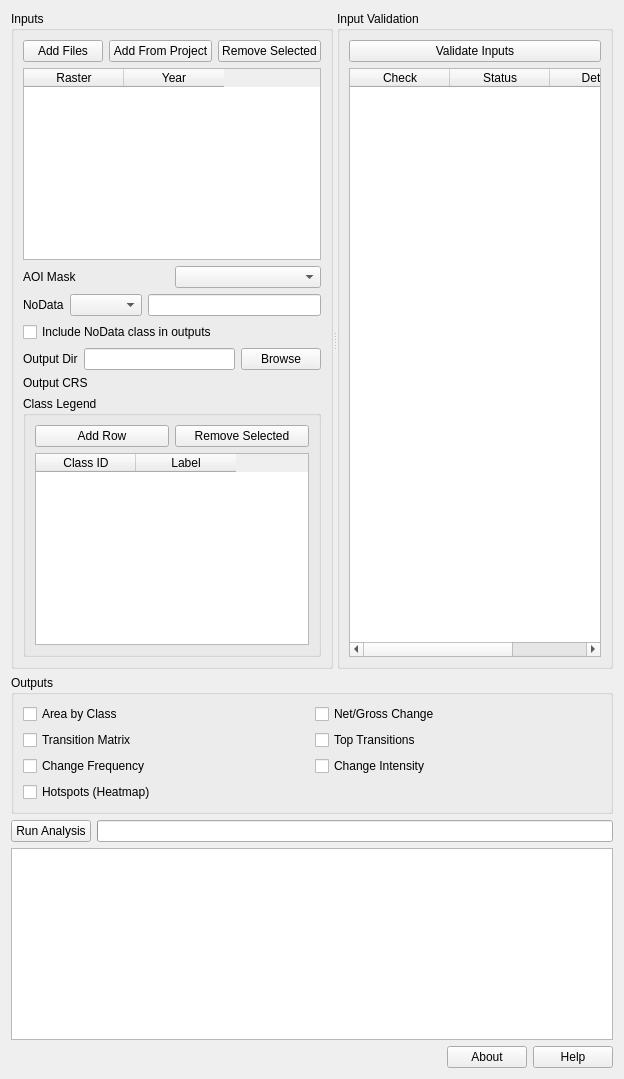
This is ui/dock.ui in raymukesh/spatiotemporal_lulc_analysis as Qt 5 draws it before an edit. The edited form follows.
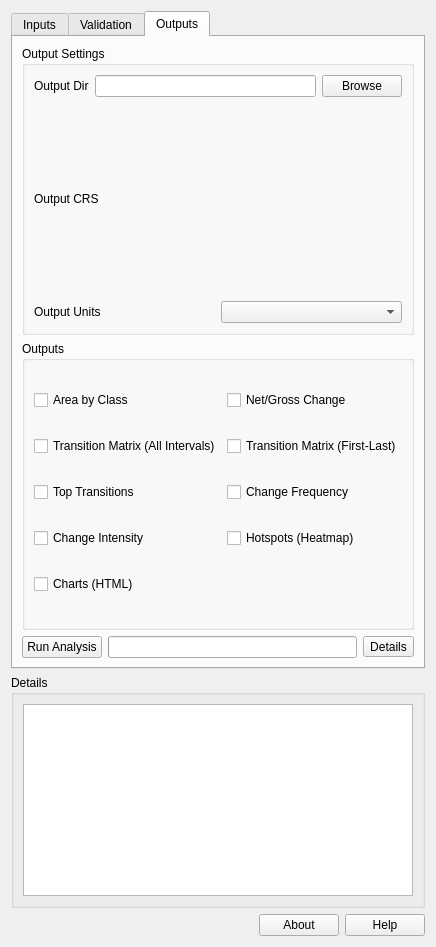
This is the edited form. The open tabs and pages were chosen to show the change.

Commit message: Update UI and chart exports; vendor Plotly

What changed in the file:
```diff
--- a/ui/dock.ui
+++ b/ui/dock.ui
@@ -4,18 +4,19 @@
  <widget class="QWidget" name="DockWidget">
   <layout class="QVBoxLayout" name="verticalLayout">
    <item>
-    <layout class="QHBoxLayout" name="mainSplitLayout">
-     <item>
-      <widget class="QSplitter" name="mainSplitter">
-       <property name="orientation">
-        <enum>Qt::Horizontal</enum>
-       </property>
-       <property name="childrenCollapsible">
-        <bool>false</bool>
-       </property>
-       <widget class="QGroupBox" name="inputsGroup">
-       <property name="title">
+    <widget class="QTabWidget" name="mainTabs">
+     <property name="currentIndex">
+      <number>0</number>
+     </property>
+     <widget class="QWidget" name="inputsTab">
+      <attribute name="title">
         <string>Inputs</string>
+      </attribute>
+      <layout class="QVBoxLayout" name="inputsTabLayout">
+       <item>
+        <widget class="QGroupBox" name="inputsGroup">
+         <property name="title">
+          <string>Raster Inputs</string>
        </property>
        <layout class="QVBoxLayout" name="verticalLayout_2">
         <item>
@@ -105,41 +106,6 @@
          </item>
         </layout>
        </item>
-        <item>
-         <layout class="QHBoxLayout" name="outputLayout">
-          <item>
-           <widget class="QLabel" name="outputLabel">
-            <property name="text">
-             <string>Output Dir</string>
-            </property>
-           </widget>
-          </item>
-          <item>
-           <widget class="QLineEdit" name="outputDir" />
-          </item>
-          <item>
-           <widget class="QPushButton" name="browseOutput">
-            <property name="text">
-             <string>Browse</string>
-            </property>
-           </widget>
-          </item>
-         </layout>
-        </item>
-        <item>
-         <layout class="QHBoxLayout" name="crsLayout">
-          <item>
-           <widget class="QLabel" name="crsLabel">
-            <property name="text">
-             <string>Output CRS</string>
-            </property>
-           </widget>
-          </item>
-          <item>
-           <widget class="QWidget" name="crsWidget" />
-          </item>
-         </layout>
-        </item>
         <item>
          <widget class="QGroupBox" name="legendGroup">
           <property name="title">
@@ -189,6 +155,15 @@
         </item>
        </layout>
        </widget>
+       </item>
+      </layout>
+     </widget>
+     <widget class="QWidget" name="validationTab">
+      <attribute name="title">
+       <string>Validation</string>
+      </attribute>
+      <layout class="QVBoxLayout" name="validationTabLayout">
+       <item>
        <widget class="QGroupBox" name="validationGroup">
        <property name="title">
         <string>Input Validation</string>
@@ -228,9 +203,71 @@
         </item>
        </layout>
        </widget>
-      </widget>
-     </item>
-    </layout>
+       </item>
+      </layout>
+     </widget>
+     <widget class="QWidget" name="outputsTab">
+      <attribute name="title">
+       <string>Outputs</string>
+      </attribute>
+      <layout class="QVBoxLayout" name="outputsTabLayout">
+       <item>
+        <widget class="QGroupBox" name="outputSettingsGroup">
+         <property name="title">
+          <string>Output Settings</string>
+         </property>
+         <layout class="QVBoxLayout" name="outputSettingsLayout">
+          <item>
+           <layout class="QHBoxLayout" name="outputLayout">
+            <item>
+             <widget class="QLabel" name="outputLabel">
+              <property name="text">
+               <string>Output Dir</string>
+              </property>
+             </widget>
+            </item>
+            <item>
+             <widget class="QLineEdit" name="outputDir" />
+            </item>
+            <item>
+             <widget class="QPushButton" name="browseOutput">
+              <property name="text">
+               <string>Browse</string>
+              </property>
+             </widget>
+            </item>
+           </layout>
+          </item>
+          <item>
+           <layout class="QHBoxLayout" name="crsLayout">
+            <item>
+             <widget class="QLabel" name="crsLabel">
+              <property name="text">
+               <string>Output CRS</string>
+              </property>
+             </widget>
+            </item>
+            <item>
+             <widget class="QWidget" name="crsWidget" />
+            </item>
+           </layout>
+          </item>
+          <item>
+           <layout class="QHBoxLayout" name="unitsLayout">
+            <item>
+             <widget class="QLabel" name="unitsLabel">
+              <property name="text">
+               <string>Output Units</string>
+              </property>
+             </widget>
+            </item>
+            <item>
+             <widget class="QComboBox" name="outputUnits" />
+            </item>
+           </layout>
+          </item>
+         </layout>
+        </widget>
    </item>
    <item>
     <widget class="QGroupBox" name="outputsGroup">
@@ -255,38 +292,52 @@
       <item row="1" column="0">
        <widget class="QCheckBox" name="transitionCheck">
         <property name="text">
-         <string>Transition Matrix</string>
+             <string>Transition Matrix (All Intervals)</string>
         </property>
        </widget>
       </item>
       <item row="1" column="1">
+           <widget class="QCheckBox" name="transitionFirstLastCheck">
+            <property name="text">
+             <string>Transition Matrix (First-Last)</string>
+            </property>
+           </widget>
+          </item>
+          <item row="2" column="0">
        <widget class="QCheckBox" name="topTransitionsCheck">
         <property name="text">
          <string>Top Transitions</string>
         </property>
        </widget>
       </item>
-      <item row="2" column="0">
+          <item row="2" column="1">
        <widget class="QCheckBox" name="changeFreqCheck">
         <property name="text">
          <string>Change Frequency</string>
         </property>
        </widget>
       </item>
-      <item row="2" column="1">
+          <item row="3" column="0">
        <widget class="QCheckBox" name="intensityCheck">
         <property name="text">
          <string>Change Intensity</string>
         </property>
        </widget>
       </item>
-      <item row="3" column="0">
+          <item row="3" column="1">
        <widget class="QCheckBox" name="hotspotCheck">
         <property name="text">
          <string>Hotspots (Heatmap)</string>
         </property>
        </widget>
       </item>
+          <item row="4" column="0">
+           <widget class="QCheckBox" name="chartsCheck">
+            <property name="text">
+             <string>Charts (HTML)</string>
+            </property>
+           </widget>
+          </item>
      </layout>
     </widget>
    </item>
@@ -302,10 +353,30 @@
      <item>
       <widget class="QProgressBar" name="progressBar" />
      </item>
-    </layout>
-   </item>
+         <item>
+          <widget class="QToolButton" name="toggleDetailsButton">
+           <property name="text">
+            <string>Details</string>
+           </property>
+          </widget>
+         </item>
+        </layout>
+       </item>
+      </layout>
+     </widget>
+    </widget>
+   </item>
+   <item>
+    <widget class="QGroupBox" name="logGroup">
+     <property name="title">
+      <string>Details</string>
+     </property>
+     <layout class="QVBoxLayout" name="logLayout">
    <item>
     <widget class="QPlainTextEdit" name="logText" />
+      </item>
+     </layout>
+    </widget>
    </item>
    <item>
     <layout class="QHBoxLayout" name="aboutHelpLayout">
```
Lines whose indentation alone changed are shown as unchanged. The commit also changes 1866 other files.
